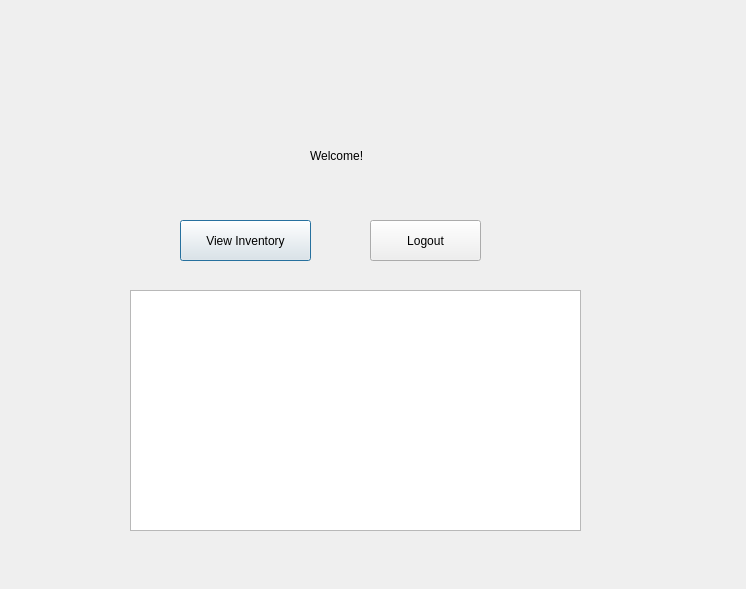
Old version of the form staffwindow.ui in the repository aligamaal/LabProject.
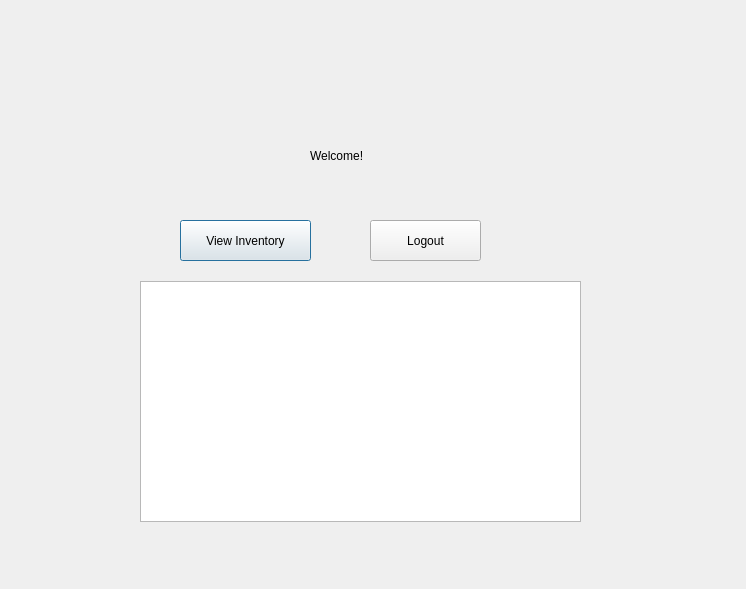
New version of the form.

The edit to the form file:
```diff
--- a/staffwindow.ui
+++ b/staffwindow.ui
@@ -65,12 +65,12 @@
     <string/>
    </property>
   </widget>
-  <widget class="QListWidget" name="listWidgetInv">
+  <widget class="QTableWidget" name="tableWidget">
    <property name="geometry">
     <rect>
-     <x>130</x>
-     <y>290</y>
-     <width>451</width>
+     <x>140</x>
+     <y>281</y>
+     <width>441</width>
      <height>241</height>
     </rect>
    </property>
```
